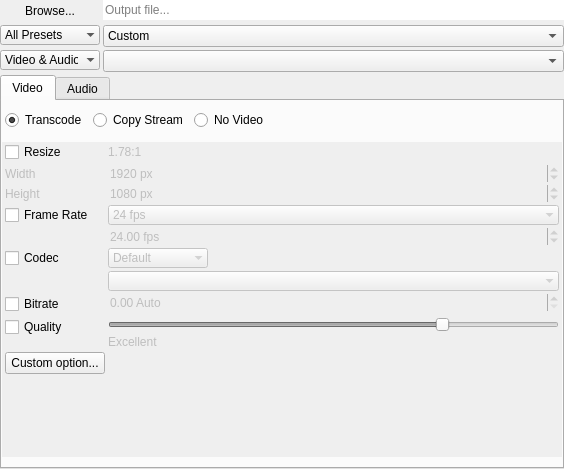
First picture: the form in DuFFMpeg/outputwidget.ui, repository RxLaboratory/DuME, before the edit.
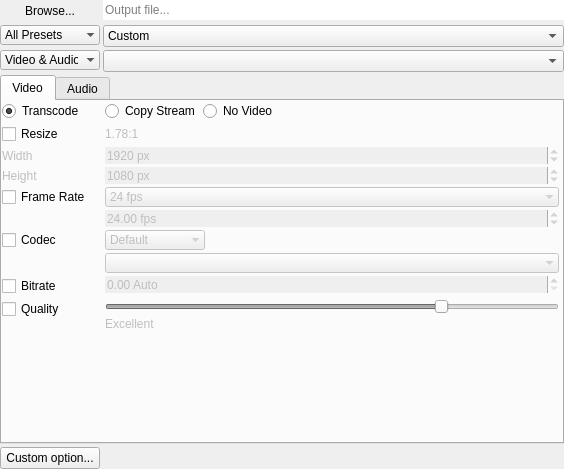
Second picture: the form after the edit. The open tabs and pages were chosen to show the change.

Commit message: improved custom options ui

Patch:
```diff
--- a/DuFFMpeg/outputwidget.ui
+++ b/DuFFMpeg/outputwidget.ui
@@ -13,7 +13,7 @@
   <property name="windowTitle">
    <string>Form</string>
   </property>
-  <layout class="QVBoxLayout" name="verticalLayout_6" stretch="0,1">
+  <layout class="QVBoxLayout" name="verticalLayout_5" stretch="0,1">
    <property name="spacing">
     <number>3</number>
    </property>
@@ -218,6 +218,42 @@
     </widget>
    </item>
    <item>
+    <widget class="QScrollArea" name="scrollArea">
+     <property name="frameShape">
+      <enum>QFrame::NoFrame</enum>
+     </property>
+     <property name="horizontalScrollBarPolicy">
+      <enum>Qt::ScrollBarAlwaysOff</enum>
+     </property>
+     <property name="widgetResizable">
+      <bool>true</bool>
+     </property>
+     <widget class="QWidget" name="scrollAreaWidgetContents">
+      <property name="geometry">
+       <rect>
+        <x>0</x>
+        <y>0</y>
+        <width>564</width>
+        <height>395</height>
+       </rect>
+      </property>
+      <layout class="QVBoxLayout" name="verticalLayout" stretch="1,0">
+       <property name="spacing">
+        <number>3</number>
+       </property>
+       <property name="leftMargin">
+        <number>0</number>
+       </property>
+       <property name="topMargin">
+        <number>0</number>
+       </property>
+       <property name="rightMargin">
+        <number>0</number>
+       </property>
+       <property name="bottomMargin">
+        <number>0</number>
+       </property>
+       <item>
     <widget class="QTabWidget" name="outputTabs">
      <property name="sizePolicy">
       <sizepolicy hsizetype="Expanding" vsizetype="Expanding">
@@ -229,7 +265,7 @@
       <enum>QTabWidget::North</enum>
      </property>
      <property name="currentIndex">
-      <number>1</number>
+          <number>0</number>
      </property>
      <widget class="QWidget" name="tab_7">
       <property name="sizePolicy">
@@ -241,7 +277,7 @@
       <attribute name="title">
        <string>Video</string>
       </attribute>
-      <layout class="QVBoxLayout" name="verticalLayout_7">
+          <layout class="QVBoxLayout" name="verticalLayout_4">
        <property name="spacing">
         <number>3</number>
        </property>
@@ -255,22 +291,40 @@
         <number>0</number>
        </property>
        <property name="bottomMargin">
-        <number>10</number>
+            <number>0</number>
        </property>
        <item>
         <widget class="QWidget" name="videoSelectionWidget" native="true">
-         <property name="sizePolicy">
-          <sizepolicy hsizetype="Preferred" vsizetype="Minimum">
-           <horstretch>0</horstretch>
-           <verstretch>0</verstretch>
-          </sizepolicy>
-         </property>
          <layout class="QHBoxLayout" name="horizontalLayout">
-          <property name="leftMargin">
+              <property name="spacing">
            <number>3</number>
           </property>
+              <property name="leftMargin">
+               <number>0</number>
+              </property>
+              <property name="topMargin">
+               <number>0</number>
+              </property>
+              <property name="rightMargin">
+               <number>0</number>
+              </property>
+              <property name="bottomMargin">
+               <number>0</number>
+              </property>
           <item>
            <widget class="QRadioButton" name="videoTranscodeButton">
+                <property name="minimumSize">
+                 <size>
+                  <width>100</width>
+                  <height>0</height>
+                 </size>
+                </property>
+                <property name="maximumSize">
+                 <size>
+                  <width>100</width>
+                  <height>16777215</height>
+                 </size>
+                </property>
             <property name="text">
              <string>Transcode</string>
             </property>
@@ -313,29 +367,8 @@
         </widget>
        </item>
        <item>
-        <widget class="QScrollArea" name="videoTranscodeWidget">
-         <property name="maximumSize">
-          <size>
-           <width>600</width>
-           <height>16777215</height>
-          </size>
-         </property>
-         <property name="frameShape">
-          <enum>QFrame::NoFrame</enum>
-         </property>
-         <property name="widgetResizable">
-          <bool>true</bool>
-         </property>
-         <widget class="QWidget" name="scrollAreaWidgetContents">
-          <property name="geometry">
-           <rect>
-            <x>0</x>
-            <y>0</y>
-            <width>558</width>
-            <height>320</height>
-           </rect>
-          </property>
-          <layout class="QFormLayout" name="videoTranscodeLayout">
+            <widget class="QWidget" name="videoTranscodeWidget" native="true">
+             <layout class="QFormLayout" name="formLayout">
            <property name="horizontalSpacing">
             <number>3</number>
            </property>
@@ -343,7 +376,7 @@
             <number>3</number>
            </property>
            <property name="leftMargin">
-            <number>3</number>
+               <number>0</number>
            </property>
            <property name="topMargin">
             <number>0</number>
@@ -805,25 +838,6 @@
             </widget>
            </item>
            <item row="8" column="0">
-            <widget class="QPushButton" name="addVideoParam">
-             <property name="minimumSize">
-              <size>
-               <width>100</width>
-               <height>0</height>
-              </size>
-             </property>
-             <property name="maximumSize">
-              <size>
-               <width>100</width>
-               <height>16777215</height>
-              </size>
-             </property>
-             <property name="text">
-              <string>Custom option...</string>
-             </property>
-            </widget>
-           </item>
-           <item row="9" column="0">
             <widget class="QWidget" name="videoBitrateWidget" native="true">
              <layout class="QHBoxLayout" name="horizontalLayout_4">
               <property name="spacing">
@@ -846,7 +860,6 @@
            </item>
           </layout>
          </widget>
-        </widget>
        </item>
       </layout>
      </widget>
@@ -860,7 +873,7 @@
       <attribute name="title">
        <string>Audio</string>
       </attribute>
-      <layout class="QVBoxLayout" name="verticalLayout_8">
+          <layout class="QVBoxLayout" name="verticalLayout_8" stretch="0,1">
        <property name="spacing">
         <number>3</number>
        </property>
@@ -885,11 +898,35 @@
           </sizepolicy>
          </property>
          <layout class="QHBoxLayout" name="horizontalLayout_2">
-          <property name="leftMargin">
+              <property name="spacing">
            <number>3</number>
           </property>
+              <property name="leftMargin">
+               <number>0</number>
+              </property>
+              <property name="topMargin">
+               <number>0</number>
+              </property>
+              <property name="rightMargin">
+               <number>0</number>
+              </property>
+              <property name="bottomMargin">
+               <number>0</number>
+              </property>
           <item>
            <widget class="QRadioButton" name="audioTranscodeButton">
+                <property name="minimumSize">
+                 <size>
+                  <width>100</width>
+                  <height>0</height>
+                 </size>
+                </property>
+                <property name="maximumSize">
+                 <size>
+                  <width>100</width>
+                  <height>16777215</height>
+                 </size>
+                </property>
             <property name="text">
              <string>Transcode</string>
             </property>
@@ -932,35 +969,8 @@
         </widget>
        </item>
        <item>
-        <widget class="QScrollArea" name="audioTranscodeWidget">
-         <property name="sizePolicy">
-          <sizepolicy hsizetype="Expanding" vsizetype="Expanding">
-           <horstretch>0</horstretch>
-           <verstretch>0</verstretch>
-          </sizepolicy>
-         </property>
-         <property name="maximumSize">
-          <size>
-           <width>600</width>
-           <height>16777215</height>
-          </size>
-         </property>
-         <property name="frameShape">
-          <enum>QFrame::NoFrame</enum>
-         </property>
-         <property name="widgetResizable">
-          <bool>true</bool>
-         </property>
-         <widget class="QWidget" name="scrollAreaWidgetContents_2">
-          <property name="geometry">
-           <rect>
-            <x>0</x>
-            <y>0</y>
-            <width>558</width>
-            <height>330</height>
-           </rect>
-          </property>
-          <layout class="QFormLayout" name="audioTranscodeLayout">
+            <widget class="QWidget" name="audioTranscodeWidget" native="true">
+             <layout class="QFormLayout" name="formLayout_2">
            <property name="horizontalSpacing">
             <number>3</number>
            </property>
@@ -968,7 +978,7 @@
             <number>3</number>
            </property>
            <property name="leftMargin">
-            <number>3</number>
+               <number>0</number>
            </property>
            <property name="topMargin">
             <number>0</number>
@@ -1035,7 +1045,7 @@
              <property name="enabled">
               <bool>false</bool>
              </property>
-             <layout class="QVBoxLayout" name="verticalLayout_4">
+                <layout class="QVBoxLayout" name="verticalLayout_6">
               <property name="spacing">
                <number>3</number>
               </property>
@@ -1145,8 +1155,26 @@
              </property>
             </widget>
            </item>
-           <item row="3" column="0">
-            <widget class="QPushButton" name="addAudioParam">
+             </layout>
+            </widget>
+           </item>
+          </layout>
+         </widget>
+        </widget>
+       </item>
+       <item>
+        <layout class="QFormLayout" name="customOptionsLayout">
+         <property name="horizontalSpacing">
+          <number>3</number>
+         </property>
+         <property name="verticalSpacing">
+          <number>3</number>
+         </property>
+         <property name="rightMargin">
+          <number>3</number>
+         </property>
+         <item row="0" column="0">
+          <widget class="QPushButton" name="addParam">
              <property name="minimumSize">
               <size>
                <width>100</width>
@@ -1165,8 +1193,6 @@
             </widget>
            </item>
           </layout>
-         </widget>
-        </widget>
        </item>
       </layout>
      </widget>
```
Lines whose indentation alone changed are shown as unchanged. The commit also changes 2 other files.
